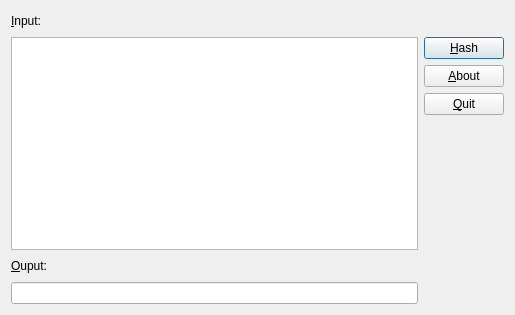
Old version of the form mainwindow.ui in the repository nafSadh/md5.
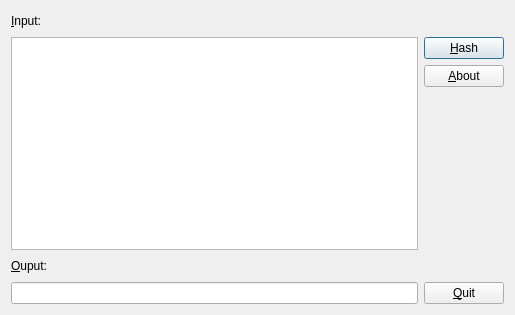
New version of the form. Icons and pictures are not drawn.

```diff
--- a/mainwindow.ui
+++ b/mainwindow.ui
@@ -83,13 +83,6 @@
           </property>
          </widget>
         </item>
-        <item>
-         <widget class="QPushButton" name="quitButton">
-          <property name="text">
-           <string>&amp;Quit</string>
-          </property>
-         </widget>
-        </item>
         <item>
          <spacer name="verticalSpacer">
           <property name="orientation">
@@ -139,6 +132,13 @@
         </property>
        </widget>
       </item>
+      <item row="3" column="1">
+       <widget class="QPushButton" name="quitButton">
+        <property name="text">
+         <string>&amp;Quit</string>
+        </property>
+       </widget>
+      </item>
      </layout>
     </item>
    </layout>
```
Left out of the diff: 1 changed line with no effect on the pictures.
